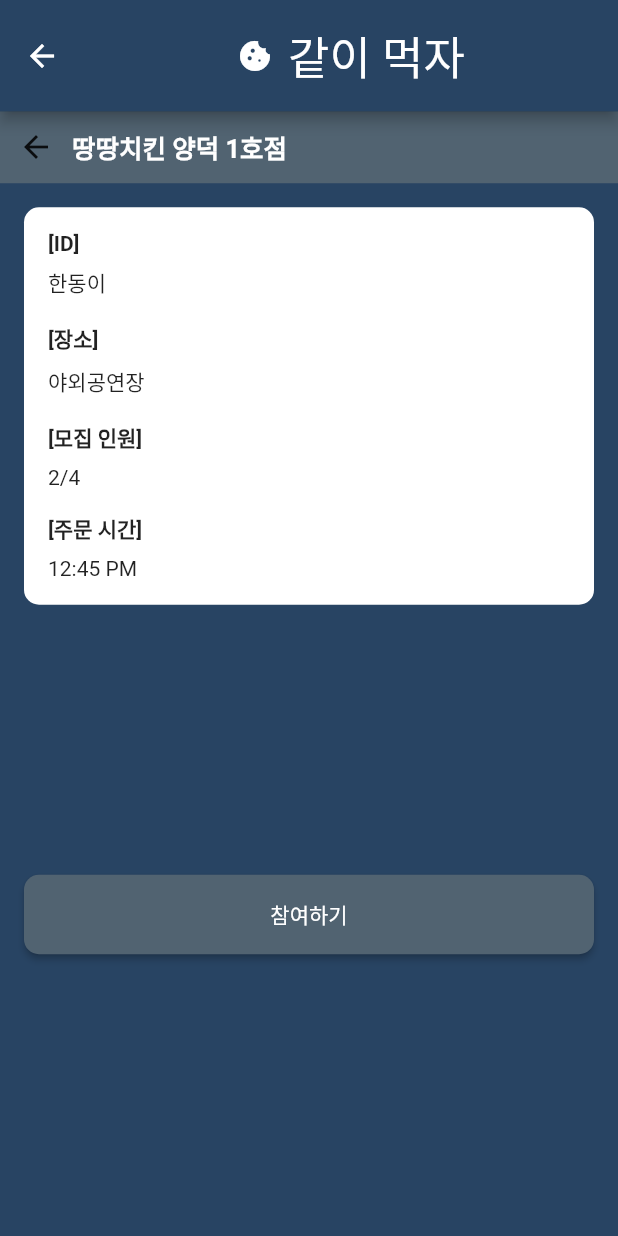
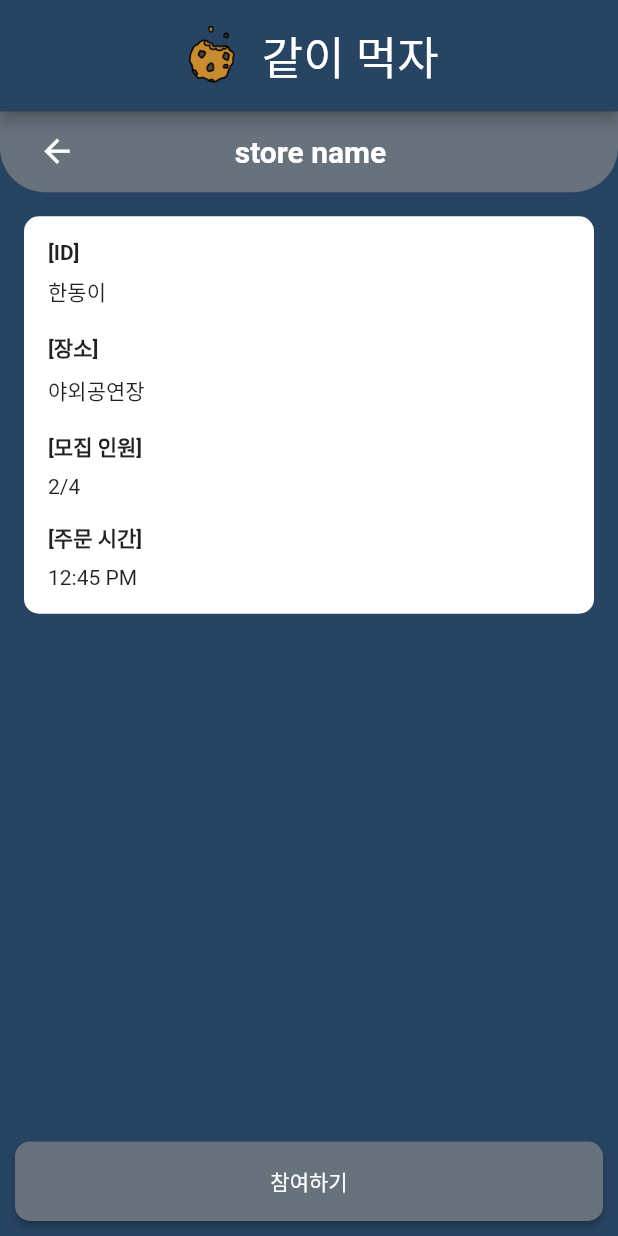
Before and after one commit to Seo-Yegyeong/delivery_together, a Flutter app: the ListDetailPage screen opened directly, on a phone screen of 412 x 824 dp. Run offline on Flutter 3.47's test engine with Material 2 defaults, Android fonts, the phone set to English and light mode, and no system bars; our stand-ins replace cloud_firestore, firebase_auth, firebase_core, get, google_sign_in, logger; accounts and stored records are empty.

Commit message:
[STYLE] change some styles.

```diff
--- a/lib/list_detail.dart
+++ b/lib/list_detail.dart
@@ -1,5 +1,7 @@
+import 'package:delivery_together/utils/components.dart';
 import 'package:flutter/material.dart';
-import 'utils/size.dart';
+import 'package:get/get.dart';
+import 'DeliveryState.dart';
 
 class ListDetailPage extends StatefulWidget {
   @override
@@ -39,48 +41,11 @@ class _MyPageState extends State<ListDetailPage> {
   @override
   Widget build(BuildContext context) {
     return Scaffold(
-      appBar: AppBar(
-        title: Center(
-          child: Row(
-            mainAxisAlignment: MainAxisAlignment.center,
-            children: const [
-              Icon(Icons.cookie),
-              SizedBox(
-                width: 10,
-              ),
-              Text(
-                '같이 먹자',
-                style: TextStyle(fontSize: 30),
-              )
-            ],
-          ),
-        ),
-        toolbarHeight: getAppBarHeight(context),
-      ),
+      appBar: FixedAppBar(context),
       body: SingleChildScrollView(
         child: Column(
           children: [
-            Container(
-              color: Color.fromARGB(255, 81, 99, 113),
-              child: Row(
-                children: [
-                  IconButton(
-                    icon: const Icon(Icons.arrow_back),
-                    onPressed: () {
-                      Navigator.of(context).pop();
-                    },
-                  ),
-                  const Text(
-                    '땅땅치킨 양덕 1호점',
-                    style: TextStyle(
-                      fontSize: 17.0,
-                      fontWeight: FontWeight.bold,
-                      color: Colors.white,
-                    ),
-                  ),
-                ],
-              ),
-            ),
+            TitleWidget(context, 'store name', 0),
             Container(
               padding: const EdgeInsets.all(16.0),
               child: Column(
@@ -133,19 +98,22 @@ class _MyPageState extends State<ListDetailPage> {
                       ],
                     ),
                   ),
-                  const SizedBox(height: 180.0),
-                  ElevatedButton(
-                    onPressed: () {
-                      showDialog(
-                        context: context,
-                        builder: (BuildContext context) {
-                          return alertDialog;
-                        },
-                      );
-                    },
+                ],
+              ),
+            ),
+          ],
+        ),
+      ),
+      bottomNavigationBar: Container(
+        decoration: BoxDecoration(
+            color: Color(0xFF284463), //Color(0xFF98A5B3)
+        ),
+        child: Padding(
+          padding: EdgeInsets.symmetric(horizontal: 10, vertical: 10),
+          child: ElevatedButton(
             child: Text('참여하기'),
             style: ElevatedButton.styleFrom(
-                      backgroundColor: Color.fromARGB(255, 81, 99, 113),
+              backgroundColor: Color(0xFF67727D), //Color.fromARGB(255, 81, 99, 113), //Color(0xFF284463),
               shape: RoundedRectangleBorder(
                 borderRadius: BorderRadius.circular(10.0),
               ),
@@ -153,11 +121,16 @@ class _MyPageState extends State<ListDetailPage> {
                 vertical: 16.0,
               ),
             ),
+            onPressed: () async {
+              showDialog(
+                context: context,
+                builder: (BuildContext context) {
+                  return alertDialog;
+                },
+              );
+              Get.to(()=>DeliveryStatePage());
+            }
           ),
-                ],
-              ),
-            ),
-          ],
         ),
       ),
     );
```
Lines whose indentation alone changed are shown as unchanged.
